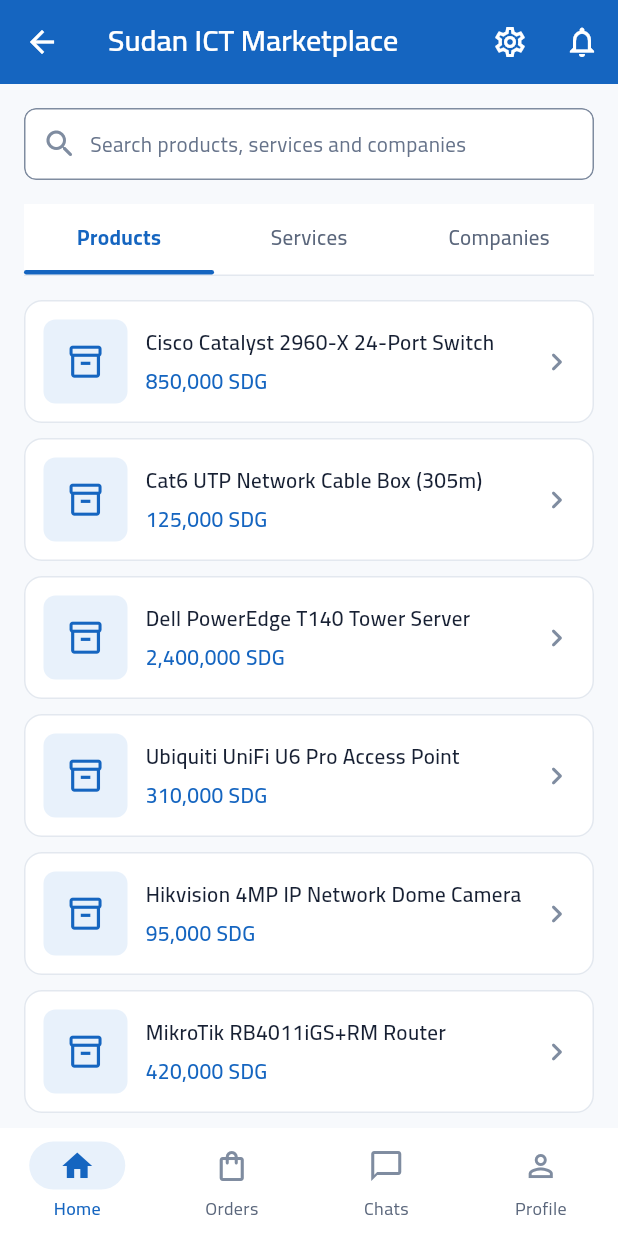
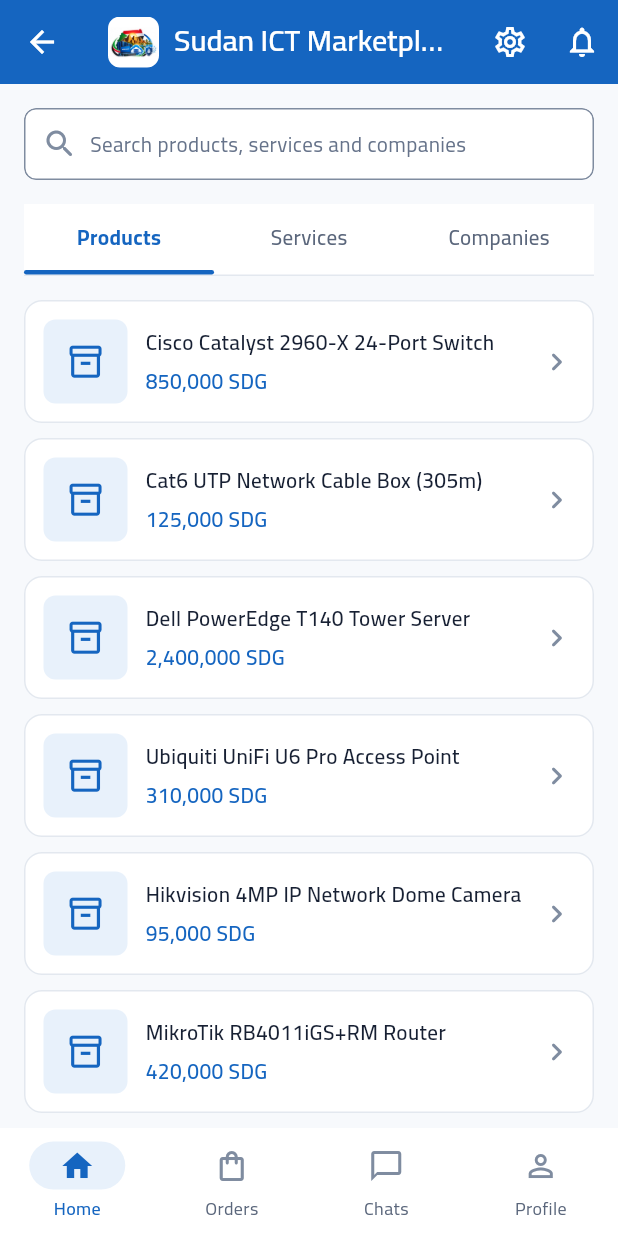
Before and after one commit to moazar-mohamed/sudan-it-marketplace, a Flutter app: the CustomerDashboardScreen screen opened directly, on a phone screen of 412 x 824 dp. Run offline on Flutter 3.47's test engine with Material 3 defaults, Android fonts, the phone set to English and light mode, and no system bars; our stand-ins replace cloud_firestore, firebase_auth, firebase_core, firebase_storage, flutter_map, flutter_riverpod and 5 more; accounts and stored records are empty.

Commit message:
feat: app logo on the customer home bar and a launch splash
The customer Home tab's app bar now shows the logo emblem beside the app
name. Launching the app shows the full logo on white instead of a blank
screen, on Android 12+ (system splash) and older versions.

Co-Authored-By: Claude Opus 5.5 <noreply@anthropic.com>

```diff
--- a/lib/core/widgets/app_surfaces.dart
+++ b/lib/core/widgets/app_surfaces.dart
@@ -498,3 +498,23 @@ class AppLogo extends StatelessWidget {
     );
   }
 }
+
+/// The small emblem from the logo, for the customer home app bar. It keeps
+/// its white tile in dark mode too, like an app icon.
+class AppLogoMark extends StatelessWidget {
+  const AppLogoMark({super.key, this.size = 34});
+
+  final double size;
+
+  @override
+  Widget build(BuildContext context) {
+    return ClipRRect(
+      borderRadius: BorderRadius.circular(AppRadius.sm),
+      child: Image.asset(
+        'assets/images/app_mark.png',
+        width: size,
+        height: size,
+      ),
+    );
+  }
+}
--- a/lib/features/customer_dashboard/presentation/customer_dashboard_screen.dart
+++ b/lib/features/customer_dashboard/presentation/customer_dashboard_screen.dart
@@ -9,6 +9,7 @@ import 'customer_profile_screen.dart';
 import 'widgets/customer_orders_tab.dart';
 import 'widgets/dashboard_home_tab.dart';
 import '../../../core/localization/l10n_extension.dart';
+import '../../../core/widgets/app_surfaces.dart';
 import '../../settings/presentation/settings_screen.dart';
 
 class CustomerDashboardScreen extends ConsumerStatefulWidget {
@@ -51,12 +52,24 @@ class _CustomerDashboardScreenState
 
     return Scaffold(
       appBar: AppBar(
-        title: Text(switch (_currentIndex) {
-          1 => context.l10n.navMyOrders,
-          2 => context.l10n.navChats,
-          3 => context.l10n.navProfile,
-          _ => context.l10n.appName,
-        }),
+        title: switch (_currentIndex) {
+          1 => Text(context.l10n.navMyOrders),
+          2 => Text(context.l10n.navChats),
+          3 => Text(context.l10n.navProfile),
+          _ => Row(
+              children: [
+                const AppLogoMark(),
+                const SizedBox(width: 10),
+                Flexible(
+                  child: Text(
+                    context.l10n.appName,
+                    maxLines: 1,
+                    overflow: TextOverflow.ellipsis,
+                  ),
+                ),
+              ],
+            ),
+        },
         actions: [
           const SettingsButton(),
           IconButton(
--- a/pubspec.yaml
+++ b/pubspec.yaml
@@ -78,6 +78,7 @@ flutter:
   # To add assets to your application, add an assets section, like this:
   assets:
     - assets/images/app_logo.png
+    - assets/images/app_mark.png
 
   # Cairo (SIL Open Font License, see assets/fonts/OFL.txt): one family with
   # matched Latin and Arabic glyphs, so mixed English/Arabic text never falls
```
Also changed, not shown: assets/images/app_mark.png (added), 6 other files.
